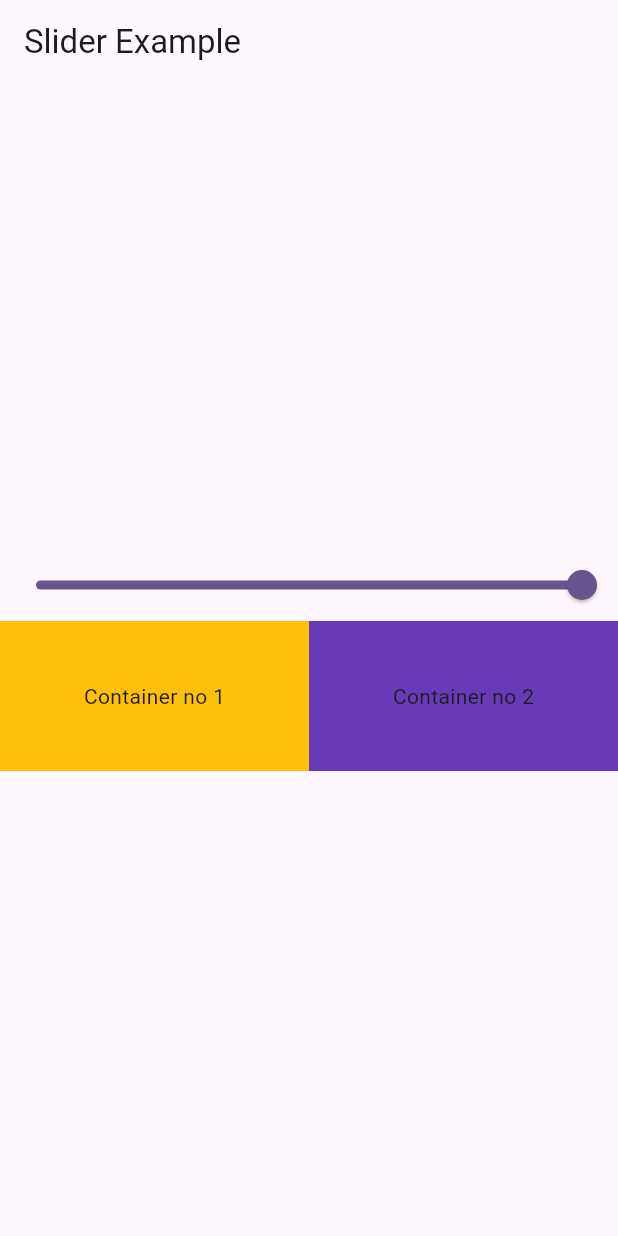
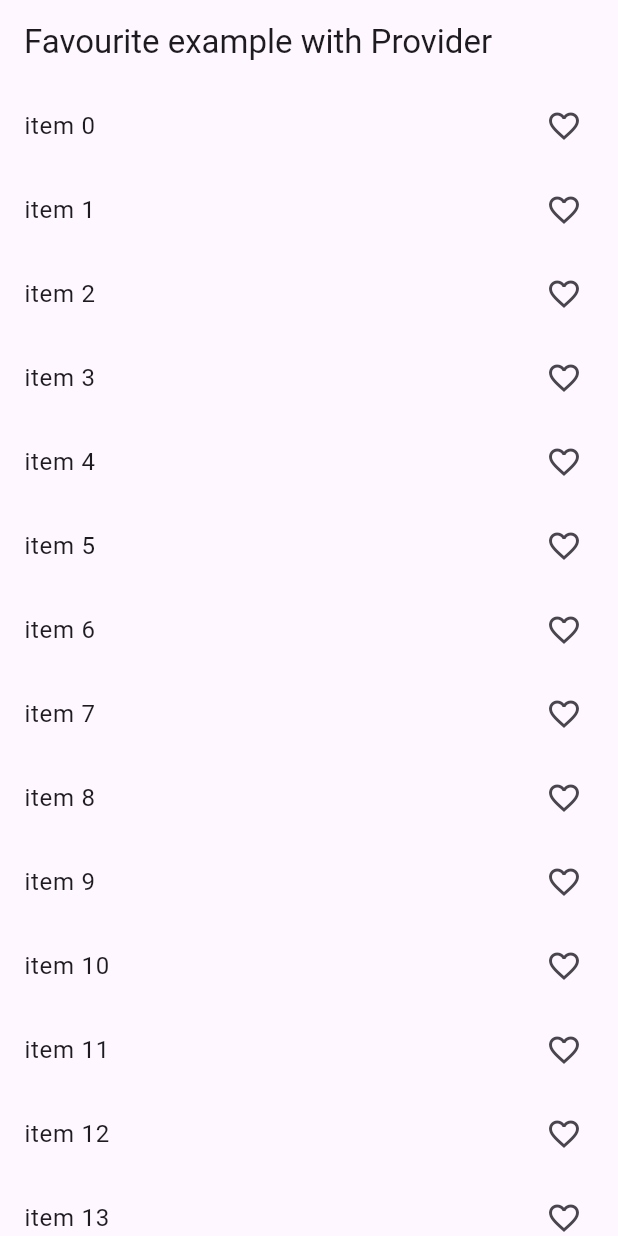
Before and after one commit to Ghauoor/Mvvm-Architecture-With-Provider-with-Rest-Api, a Flutter app: the screen it shows after launch, on a phone screen of 412 x 824 dp. Run offline on Flutter 3.47's test engine with Material 2 defaults, Android fonts, the phone set to English and light mode, and no system bars.

Commit message:
Favourite example with provider

```diff
--- a/lib/main.dart
+++ b/lib/main.dart
@@ -2,7 +2,9 @@ import 'package:flutter/material.dart';
 import 'package:provider/provider.dart';
 import 'package:provider_mvvm/provider/count_provider.dart';
 import 'package:provider_mvvm/provider/example_two_provider.dart';
-import 'package:provider_mvvm/screen/examplet_two_screen.dart';
+import 'package:provider_mvvm/provider/favourite_provider.dart';
+
+import 'screen/favourite/favourite_scree.dart';
 
 void main() {
   runApp(const MyApp());
@@ -21,6 +23,9 @@ class MyApp extends StatelessWidget {
         ChangeNotifierProvider(
           create: (_) => ExampleTwoProvider(),
         ),
+        ChangeNotifierProvider(
+          create: (_) => FavouriteProvider(),
+        ),
       ],
       child: MaterialApp(
         title: 'REST With Provder MVVM',
@@ -28,7 +33,7 @@ class MyApp extends StatelessWidget {
           colorScheme: ColorScheme.fromSeed(seedColor: Colors.deepPurple),
           useMaterial3: true,
         ),
-        home: const ExampleTwoScreen(),
+        home: const FavouriteScreen(),
       ),
     );
   }
--- /dev/null
+++ b/lib/provider/favourite_provider.dart
@@ -0,0 +1,15 @@
+import 'package:flutter/foundation.dart';
+
+class FavouriteProvider with ChangeNotifier {
+  final List<int> _selectedArr = [];
+  List<int> get selectedArr => _selectedArr;
+
+  void addAndRemoveItems(int index) {
+    if (selectedArr.contains(index)) {
+      selectedArr.remove(index);
+    } else {
+      selectedArr.add(index);
+    }
+    notifyListeners();
+  }
+}
--- /dev/null
+++ b/lib/screen/favourite/favourite_scree.dart
@@ -0,0 +1,57 @@
+import 'package:flutter/material.dart';
+import 'package:provider/provider.dart';
+import 'package:provider_mvvm/provider/favourite_provider.dart';
+
+class FavouriteScreen extends StatefulWidget {
+  const FavouriteScreen({super.key});
+
+  @override
+  State<FavouriteScreen> createState() => _FavouriteScreenState();
+}
+
+class _FavouriteScreenState extends State<FavouriteScreen> {
+  List<int> selectedArray = [];
+
+  @override
+  Widget build(BuildContext context) {
+    // final favouriteProvider = Provider.of<FavouriteProvider>(context);
+    print('build');
+    return Scaffold(
+      appBar: AppBar(
+        title: const Text('Favourite example with Provider'),
+      ),
+      body: Column(
+        children: [
+          Expanded(
+            child: ListView.builder(
+              itemCount: 100,
+              itemBuilder: (BuildContext context, int index) {
+                return Consumer<FavouriteProvider>(builder: (context, value, child) {
+                  return ListTile(
+                    onTap: () {
+                     value.addAndRemoveItems(index);
+
+                      // setState(() {
+                      //   if (selectedArray.contains(index)) {
+                      //     selectedArray.remove(index);
+                      //   } else {
+                      //     selectedArray.add(index);
+                      //   }
+                      // });
+                    },
+                    title: Text('item ${index.toString()}'),
+                    trailing: value.selectedArr.contains(index)
+                        ? const Icon(Icons.favorite)
+                        : const Icon(
+                            Icons.favorite_border,
+                          ),
+                  );
+                });
+              },
+            ),
+          ),
+        ],
+      ),
+    );
+  }
+}
```
Also changed, not shown: lib/screen/favourite/favourite_item_screen.dart (added, +15 -0 lines).
